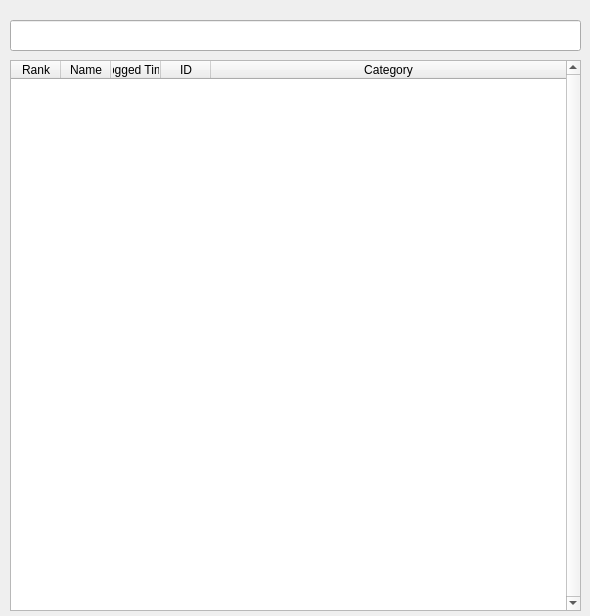
This is GUI/ViewHoursDialog.ui in Pearadox/PearLogger2 as Qt 5 draws it before an edit. The edited form follows.
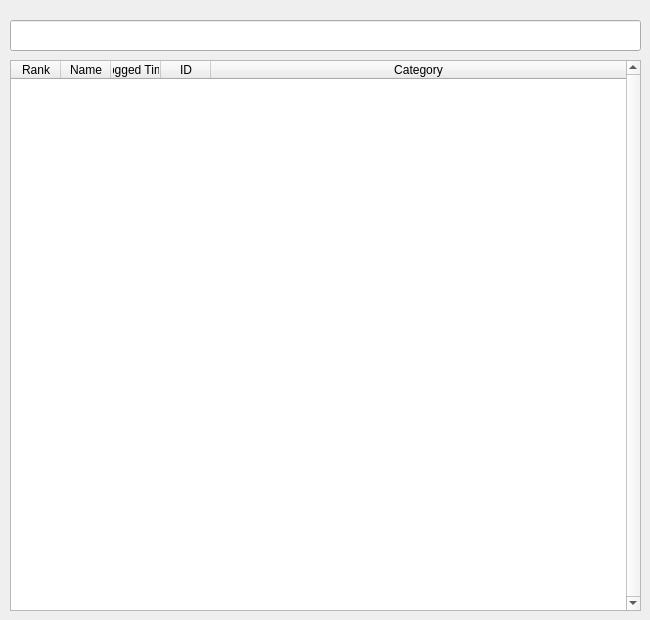
This is the edited form.

Patch:
```diff
--- a/GUI/ViewHoursDialog.ui
+++ b/GUI/ViewHoursDialog.ui
@@ -6,8 +6,8 @@
    <rect>
     <x>0</x>
     <y>0</y>
-    <width>590</width>
-    <height>616</height>
+    <width>650</width>
+    <height>620</height>
    </rect>
   </property>
   <property name="sizePolicy">
@@ -24,7 +24,7 @@
     <rect>
      <x>10</x>
      <y>20</y>
-     <width>571</width>
+     <width>631</width>
      <height>31</height>
     </rect>
    </property>
@@ -40,7 +40,7 @@
     <rect>
      <x>10</x>
      <y>60</y>
-     <width>571</width>
+     <width>631</width>
      <height>551</height>
     </rect>
    </property>
```
